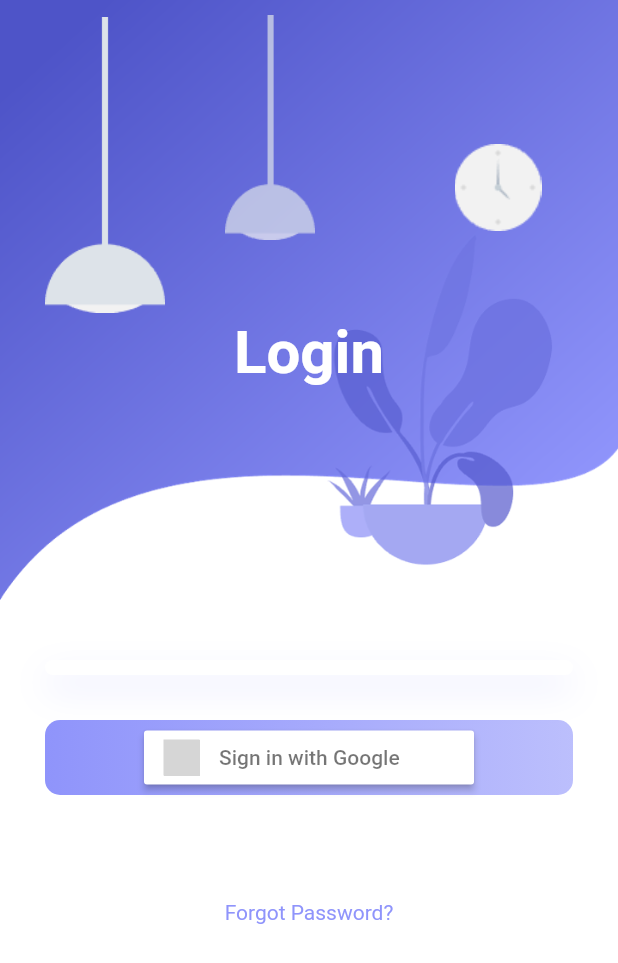
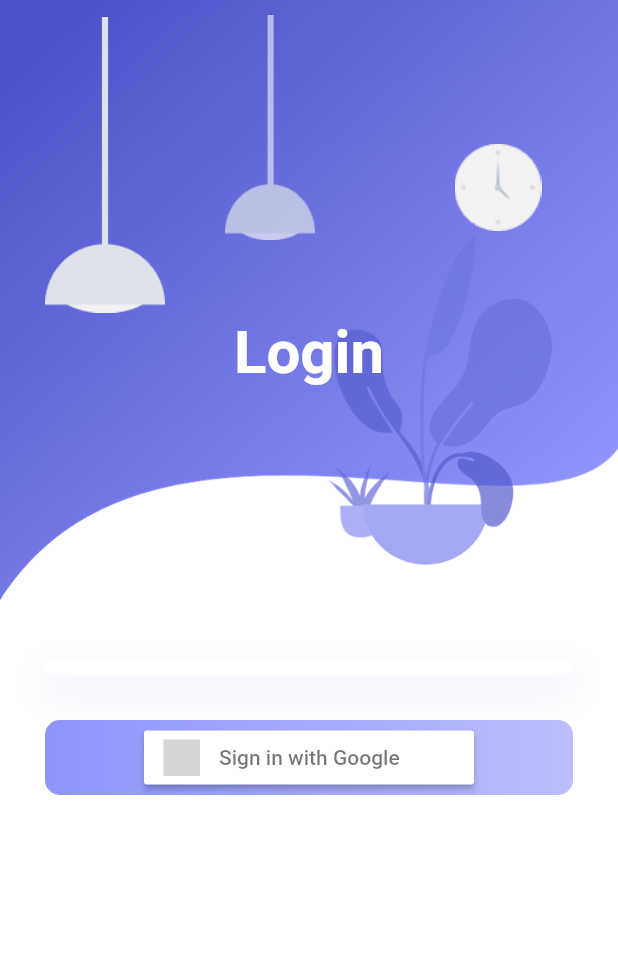
Before and after one commit to iHART-NITK/frontend, a Flutter app: the screen it shows after launch, on a phone screen of 412 x 824 dp. Shown: the top 963 px of the screen. Run offline on Flutter 3.47's test engine with Material 2 defaults, Android fonts, the phone set to English and light mode, and no system bars; our stand-ins replace dartz, flutter_signin_button, google_sign_in, simple_animations; grey boxes are pictures that could not be loaded.

Commit message:
Final Login
Signed-off-by: aakarshee2000 <pradeepartigmailcom.191cs102@nitk.edu.in>

```diff
--- a/lib/features/login_page/pages/login_page.dart
+++ b/lib/features/login_page/pages/login_page.dart
@@ -109,7 +109,7 @@ class _LoginPage extends State<LoginPage> {
 	                    ),
 	                  )),
 	                  SizedBox(height: 70,),
-	                  FadeAnimation(1.5, Text("Forgot Password?", style: TextStyle(color: Color.fromRGBO(143, 148, 251, 1)),)),
+
 	                ],
 	              ),
 	            )
```
